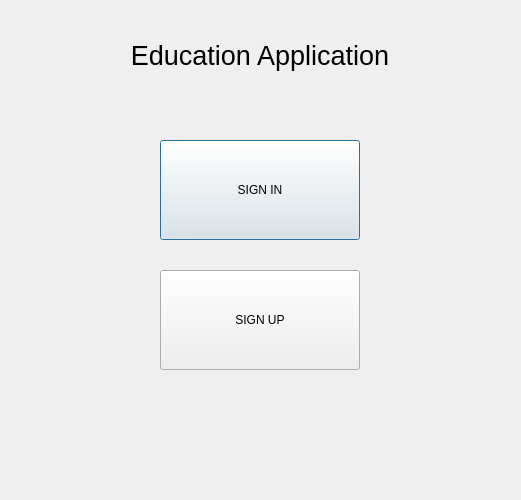
The window that main.ui (syarin03/EduApp) describes before a commit, drawn with Qt 5.
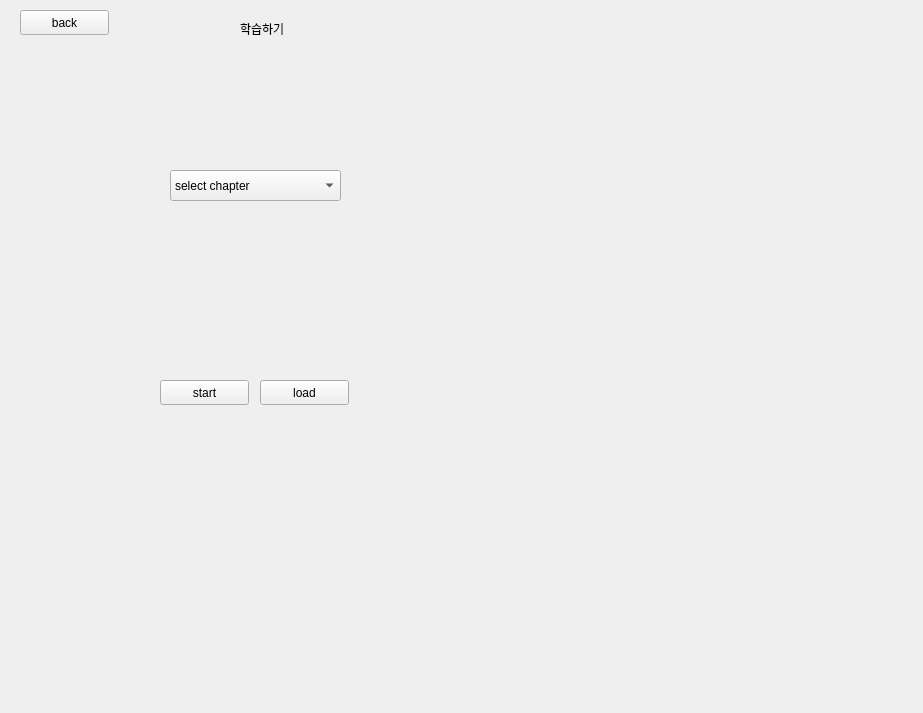
The same window after the commit. The open tabs and pages were chosen to show the change.

```diff
--- a/main.ui
+++ b/main.ui
@@ -6,8 +6,8 @@
    <rect>
     <x>0</x>
     <y>0</y>
-    <width>521</width>
-    <height>500</height>
+    <width>923</width>
+    <height>713</height>
    </rect>
   </property>
   <property name="windowTitle">
@@ -18,8 +18,8 @@
     <rect>
      <x>0</x>
      <y>0</y>
-     <width>521</width>
-     <height>500</height>
+     <width>871</width>
+     <height>711</height>
     </rect>
    </property>
    <property name="currentIndex">
@@ -359,6 +359,89 @@
      </property>
     </widget>
    </widget>
+   <widget class="QWidget" name="page">
+    <widget class="QComboBox" name="comboBox">
+     <property name="geometry">
+      <rect>
+       <x>170</x>
+       <y>170</y>
+       <width>171</width>
+       <height>31</height>
+      </rect>
+     </property>
+     <property name="currentText">
+      <string>select chapter</string>
+     </property>
+     <item>
+      <property name="text">
+       <string>select chapter</string>
+      </property>
+     </item>
+     <item>
+      <property name="text">
+       <string>Chapter 01</string>
+      </property>
+     </item>
+     <item>
+      <property name="text">
+       <string>Chapter 02</string>
+      </property>
+     </item>
+    </widget>
+    <widget class="QPushButton" name="pushButton">
+     <property name="geometry">
+      <rect>
+       <x>20</x>
+       <y>10</y>
+       <width>89</width>
+       <height>25</height>
+      </rect>
+     </property>
+     <property name="text">
+      <string>back</string>
+     </property>
+    </widget>
+    <widget class="QPushButton" name="pushButton_2">
+     <property name="geometry">
+      <rect>
+       <x>160</x>
+       <y>380</y>
+       <width>89</width>
+       <height>25</height>
+      </rect>
+     </property>
+     <property name="text">
+      <string>start</string>
+     </property>
+    </widget>
+    <widget class="QPushButton" name="pushButton_3">
+     <property name="geometry">
+      <rect>
+       <x>260</x>
+       <y>380</y>
+       <width>89</width>
+       <height>25</height>
+      </rect>
+     </property>
+     <property name="text">
+      <string>load</string>
+     </property>
+    </widget>
+    <widget class="QLabel" name="label_3">
+     <property name="geometry">
+      <rect>
+       <x>240</x>
+       <y>20</y>
+       <width>67</width>
+       <height>17</height>
+      </rect>
+     </property>
+     <property name="text">
+      <string>학습하기</string>
+     </property>
+    </widget>
+   </widget>
+   <widget class="QWidget" name="study"/>
   </widget>
  </widget>
  <resources/>
```
Left out of the diff: 2 changed lines with no effect on the pictures.
